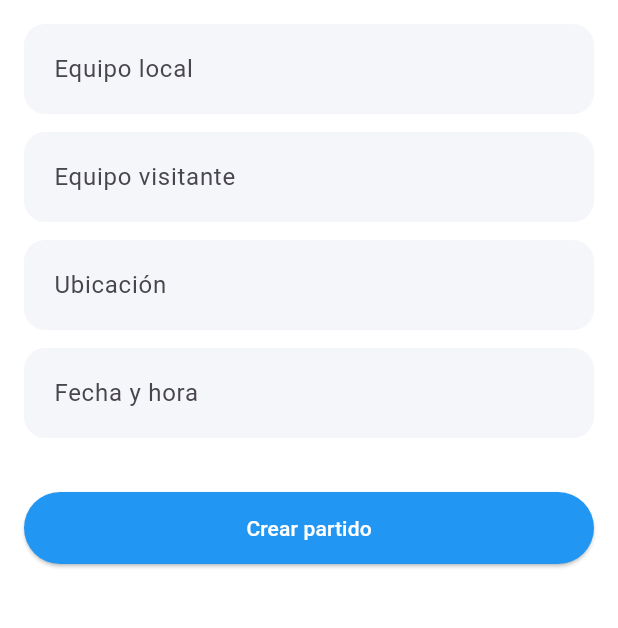
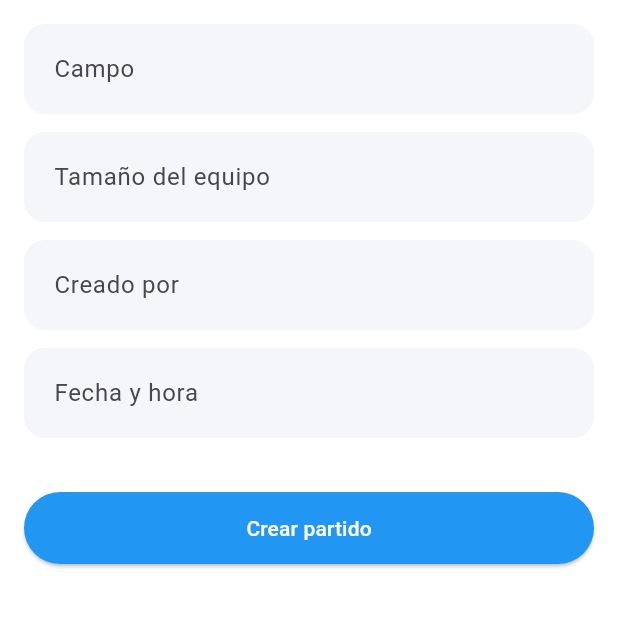
Before and after one commit to ingRodriguezSelvi/futmatch_frontend, a Flutter app: the CreateMatchScreen screen opened directly, on a phone screen of 412 x 824 dp, the part 84-712 px from its top. Run offline on Flutter 3.47's test engine with Material 3 defaults, Android fonts, the phone set to English and light mode, and no system bars; our stand-ins replace bloc, equatable, flutter_bloc, get_it, sqflite; accounts and stored records are empty.

Commit message:
feat: refactor create match screen and update match repository to include token handling

```diff
--- a/lib/core/di.dart
+++ b/lib/core/di.dart
@@ -64,7 +64,7 @@ Future<void> init() async {
         () => TokenRefresher(repository: sl<AuthRepository>(), localDataSource: sl<AuthLocalDataSource>()),
   );
   sl.registerLazySingleton<MatchesRepository>(
-      () => MatchesRepositoryImpl(sl()),
+      () => MatchesRepositoryImpl(sl(),sl()),
   );
   sl.registerLazySingleton<LeaguesRepository>(
       () => LeaguesRepositoryImpl(sl()),
--- a/lib/features/matches/ui/screens/create_match_screen.dart
+++ b/lib/features/matches/ui/screens/create_match_screen.dart
@@ -15,9 +15,9 @@ class CreateMatchScreen extends StatefulWidget {
 }
 
 class _CreateMatchScreenState extends State<CreateMatchScreen> {
-  final _homeCtrl = TextEditingController();
-  final _awayCtrl = TextEditingController();
-  final _locationCtrl = TextEditingController();
+  final _fieldCtrl = TextEditingController();
+  final _teamSizeCtrl = TextEditingController();
+  final _createdByCtrl = TextEditingController();
   final _dateCtrl = TextEditingController();
   DateTime? _selectedDate;
 
@@ -68,18 +68,19 @@ class _CreateMatchScreenState extends State<CreateMatchScreen> {
                   return Column(
                     children: [
                       TextField(
-                        controller: _homeCtrl,
-                        decoration: customInputDecoration('Equipo local'),
+                        controller: _fieldCtrl,
+                        decoration: customInputDecoration('Campo'),
                       ),
                       const SizedBox(height: 12),
                       TextField(
-                        controller: _awayCtrl,
-                        decoration: customInputDecoration('Equipo visitante'),
+                        controller: _teamSizeCtrl,
+                        decoration: customInputDecoration('Tamaño del equipo'),
+                        keyboardType: TextInputType.number,
                       ),
                       const SizedBox(height: 12),
                       TextField(
-                        controller: _locationCtrl,
-                        decoration: customInputDecoration('Ubicación'),
+                        controller: _createdByCtrl,
+                        decoration: customInputDecoration('Creado por'),
                       ),
                       const SizedBox(height: 12),
                       TextField(
@@ -108,10 +109,10 @@ class _CreateMatchScreenState extends State<CreateMatchScreen> {
                             : () {
                                 context.read<MatchesBloc>().add(
                                   CreateMatchRequested({
-                                    'homeTeam': _homeCtrl.text,
-                                    'awayTeam': _awayCtrl.text,
-                                    'location': _locationCtrl.text,
-                                    'date':
+                                    'fieldId': _fieldCtrl.text,
+                                    'teamSize': _teamSizeCtrl.text,
+                                    'createdBy': _createdByCtrl.text,
+                                    'scheduledAt':
                                         _selectedDate?.toIso8601String() ?? '',
                                   }),
                                 );
```
Also changed, not shown: lib/features/matches/data/datasources/matches_remote_datasource.dart (+11 -12 lines), lib/features/matches/data/repositories/matches_repository_impl.dart (+29 -10 lines), lib/features/matches/ui/widgets/date_time_picker_bottom_sheet.dart (+21 -9 lines).
